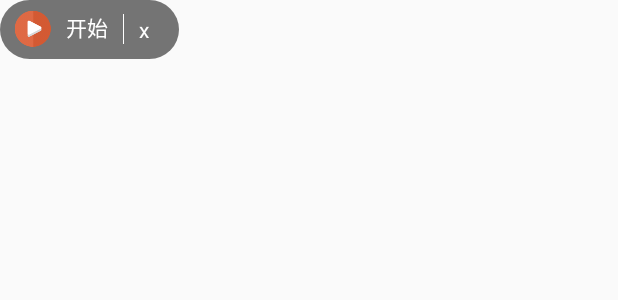
After one commit to ansen360/CodeRepository, an Android app: the layout screen_recorder.xml on its own in the app's theme, with its tools: preview values and no code run, on a phone screen of 412 x 824 dp. The commit adds this screen. Shown: the top 300 px of the screen. Run offline under Robolectric (Android 15) with nearby library versions, the phone set to English and light mode, and no system bars.

Commit message:
screenrecord

```diff
--- a/app/src/main/AndroidManifest.xml
+++ b/app/src/main/AndroidManifest.xml
@@ -45,6 +45,7 @@
     <uses-permission android:name="android.permission.ACCESS_NETWORK_STATE" />
     <uses-permission android:name="android.permission.CHANGE_WIFI_STATE" />
     <uses-permission android:name="android.permission.INTERNET" />
+    <uses-permission android:name="android.permission.RECORD_AUDIO" />
     <!-- 显示系统窗口 -->
     <uses-permission android:name="android.permission.SYSTEM_ALERT_WINDOW" />
 
@@ -173,6 +174,7 @@
         <activity android:name="org.code.socket.TCPClient"></activity>
         <activity android:name="org.code.activity.JNIActivity"></activity>
         <activity android:name="org.code.activity.RotateActivity"></activity>
+        <activity android:name=".activity.ScreenRecordActivity"></activity>
 
 
         <!--透明的样式-->
@@ -203,6 +205,7 @@
         </service>
         <service android:name="org.code.activity.SocketServerService"></service>
         <service android:name="org.code.service.NetSpeedService"></service>
+        <service android:name=".service.ScreenRecordService"></service>
         <service
             android:name="org.code.socket.UDPServer"
             android:process=":UDPServer"></service>
--- /dev/null
+++ b/app/src/main/res/drawable/bg_screenrecord.xml
@@ -0,0 +1,9 @@
+<?xml version="1.0" encoding="utf-8"?>
+<shape xmlns:android="http://schemas.android.com/apk/res/android">
+    <corners
+        android:bottomLeftRadius="30dp"
+        android:bottomRightRadius="30dp"
+        android:topLeftRadius="30dp"
+        android:topRightRadius="30dp" /><!-- 设置圆角半径 -->
+    <solid android:color="#88000000" />
+</shape>
--- /dev/null
+++ b/app/src/main/res/layout/screen_recorder.xml
@@ -0,0 +1,48 @@
+<?xml version="1.0" encoding="utf-8"?>
+<LinearLayout xmlns:android="http://schemas.android.com/apk/res/android"
+    android:layout_width="wrap_content"
+    android:layout_height="wrap_content"
+    android:background="@drawable/bg_screenrecord"
+    android:descendantFocusability="blocksDescendants"
+    android:gravity="center"
+    android:orientation="horizontal"
+    android:paddingLeft="10dp"
+    android:paddingRight="10dp">
+
+    <LinearLayout
+        android:id="@+id/screenrecord"
+        android:layout_width="wrap_content"
+        android:layout_height="wrap_content"
+        android:orientation="horizontal">
+
+        <ImageView
+            android:id="@+id/play_stop"
+            android:layout_width="wrap_content"
+            android:layout_height="wrap_content"
+            android:src="@mipmap/screen_record_play" />
+
+        <TextView
+            android:id="@+id/screenrecord_title"
+            android:layout_width="wrap_content"
+            android:layout_height="wrap_content"
+            android:layout_marginLeft="10dp"
+            android:text="开始"
+            android:textColor="#fff" />
+    </LinearLayout>
+
+    <View
+        android:layout_width="1px"
+        android:layout_height="20dp"
+        android:layout_marginLeft="10dp"
+        android:background="#fff" />
+
+    <TextView
+        android:id="@+id/screenrecord_close"
+        android:layout_width="wrap_content"
+        android:layout_height="wrap_content"
+        android:clickable="true"
+        android:padding="10dp"
+        android:text="x"
+        android:textColor="#fff" />
+
+</LinearLayout>
```
Also changed, not shown: app/src/main/java/org/code/MainActivity.java (+7 -0 lines), app/src/main/java/org/code/activity/ScreenRecordActivity.java (added, +112 -0 lines), app/src/main/java/org/code/service/ScreenRecordService.java (added, +229 -0 lines), app/src/main/java/org/code/view/ClipImageView.java (+40 -19 lines), app/src/main/res/mipmap-xxhdpi/screen_record_play.png (added), app/src/main/res/mipmap-xxhdpi/screen_record_stop.png (added), 2 other files.
